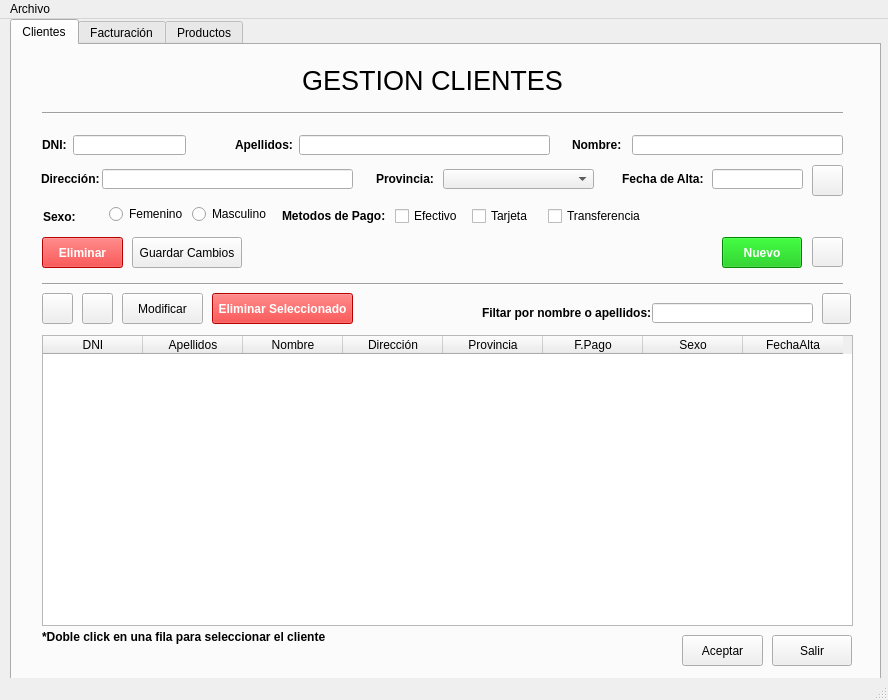
First picture: the form in UiGestionClientes.ui, repository arlumno/DI-ProyectoUI, before the edit.
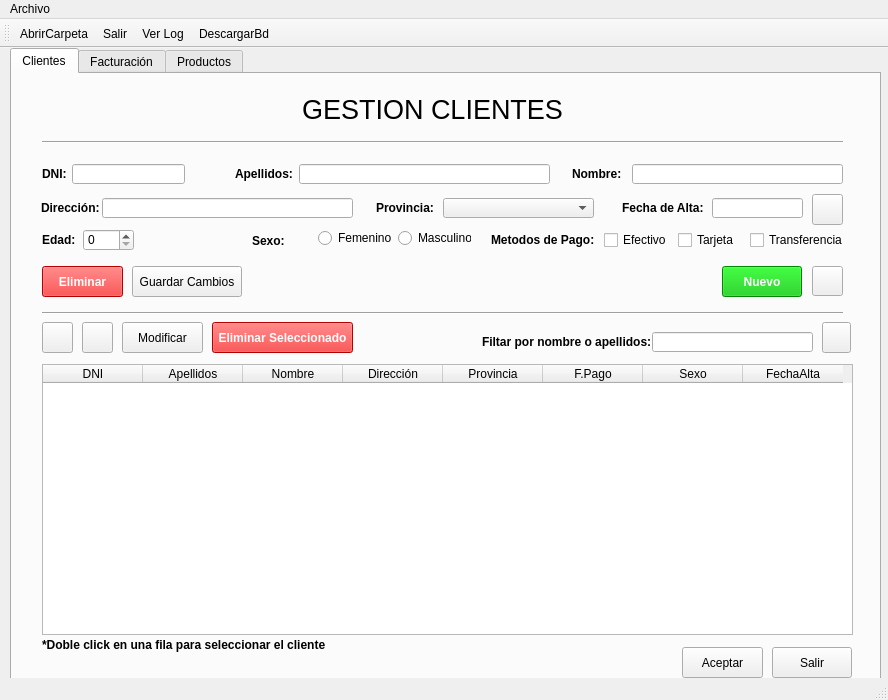
Second picture: the form after the edit. Icons and pictures are not drawn.

```diff
--- a/UiGestionClientes.ui
+++ b/UiGestionClientes.ui
@@ -38,7 +38,7 @@
       <x>10</x>
       <y>0</y>
       <width>871</width>
-      <height>661</height>
+      <height>651</height>
      </rect>
     </property>
     <property name="sizePolicy">
@@ -60,9 +60,9 @@
      <widget class="QWidget" name="horizontalLayoutWidget">
       <property name="geometry">
        <rect>
-        <x>97</x>
-        <y>154</y>
-        <width>160</width>
+        <x>306</x>
+        <y>149</y>
+        <width>153</width>
         <height>31</height>
        </rect>
       </property>
@@ -92,7 +92,7 @@
      <widget class="QLineEdit" name="etDni">
       <property name="geometry">
        <rect>
-        <x>61</x>
+        <x>60</x>
         <y>90</y>
         <width>113</width>
         <height>20</height>
@@ -125,7 +125,7 @@
       <property name="geometry">
        <rect>
         <x>760</x>
-        <y>590</y>
+        <y>573</y>
         <width>80</width>
         <height>31</height>
        </rect>
@@ -137,9 +137,9 @@
      <widget class="QLabel" name="label_5">
       <property name="geometry">
        <rect>
-        <x>31</x>
-        <y>165</y>
-        <width>47</width>
+        <x>240</x>
+        <y>160</y>
+        <width>40</width>
         <height>13</height>
        </rect>
       </property>
@@ -207,9 +207,9 @@
      <widget class="QLabel" name="label_6">
       <property name="geometry">
        <rect>
-        <x>270</x>
-        <y>163</y>
-        <width>111</width>
+        <x>479</x>
+        <y>158</y>
+        <width>104</width>
         <height>16</height>
        </rect>
       </property>
@@ -246,9 +246,9 @@
      <widget class="QWidget" name="horizontalLayoutWidget_2">
       <property name="geometry">
        <rect>
-        <x>383</x>
-        <y>156</y>
-        <width>251</width>
+        <x>592</x>
+        <y>151</y>
+        <width>244</width>
         <height>31</height>
        </rect>
       </property>
@@ -290,7 +290,7 @@
       <property name="geometry">
        <rect>
         <x>670</x>
-        <y>590</y>
+        <y>573</y>
         <width>81</width>
         <height>31</height>
        </rect>
@@ -454,7 +454,7 @@
         <x>30</x>
         <y>290</y>
         <width>811</width>
-        <height>291</height>
+        <height>271</height>
        </rect>
       </property>
       <property name="editTriggers">
@@ -696,7 +696,7 @@
       <property name="geometry">
        <rect>
         <x>30</x>
-        <y>582</y>
+        <y>561</y>
         <width>501</width>
         <height>20</height>
        </rect>
@@ -745,6 +745,35 @@
        <string>Guardar Cambios</string>
       </property>
      </widget>
+     <widget class="QSpinBox" name="sbEdad">
+      <property name="geometry">
+       <rect>
+        <x>71</x>
+        <y>155</y>
+        <width>51</width>
+        <height>22</height>
+       </rect>
+      </property>
+     </widget>
+     <widget class="QLabel" name="label_12">
+      <property name="geometry">
+       <rect>
+        <x>30</x>
+        <y>158</y>
+        <width>61</width>
+        <height>16</height>
+       </rect>
+      </property>
+      <property name="font">
+       <font>
+        <weight>75</weight>
+        <bold>true</bold>
+       </font>
+      </property>
+      <property name="text">
+       <string>Edad:</string>
+      </property>
+     </widget>
     </widget>
     <widget class="QWidget" name="tabFacturacion">
      <attribute name="title">
@@ -777,6 +806,21 @@
    <addaction name="menuArchivo"/>
   </widget>
   <widget class="QStatusBar" name="statusbar"/>
+  <widget class="QToolBar" name="toolBar">
+   <property name="windowTitle">
+    <string>toolBar</string>
+   </property>
+   <attribute name="toolBarArea">
+    <enum>TopToolBarArea</enum>
+   </attribute>
+   <attribute name="toolBarBreak">
+    <bool>false</bool>
+   </attribute>
+   <addaction name="actionAbrirCarpeta"/>
+   <addaction name="actionSalir"/>
+   <addaction name="actionLog"/>
+   <addaction name="actionDescargarBd"/>
+  </widget>
   <action name="actionSalir">
    <property name="text">
     <string>Salir</string>
@@ -796,6 +840,30 @@
     <string>Ctrl+L</string>
    </property>
   </action>
+  <action name="actionAbrirCarpeta">
+   <property name="icon">
+    <iconset resource="iconos.qrc">
+     <normaloff>:/iconos/folder.png</normaloff>:/iconos/folder.png</iconset>
+   </property>
+   <property name="text">
+    <string>AbrirCarpeta</string>
+   </property>
+   <property name="shortcut">
+    <string>Ctrl+A</string>
+   </property>
+  </action>
+  <action name="actionDescargarBd">
+   <property name="icon">
+    <iconset resource="iconos.qrc">
+     <normaloff>:/iconos/download.png</normaloff>:/iconos/download.png</iconset>
+   </property>
+   <property name="text">
+    <string>DescargarBd</string>
+   </property>
+   <property name="shortcut">
+    <string>Ctrl+D</string>
+   </property>
+  </action>
  </widget>
  <tabstops>
   <tabstop>etDni</tabstop>
```
Left out of the diff: 41 changed lines with no effect on the pictures.
